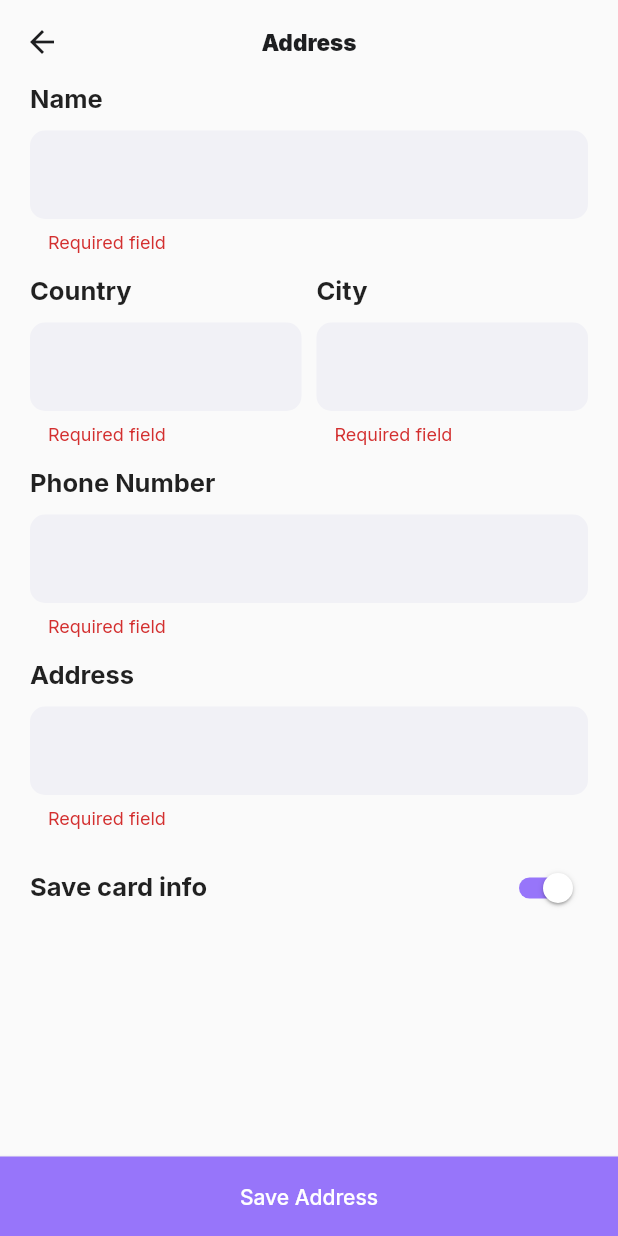
After one commit to eyad-gomaa/E-Commerce-App, a Flutter app: the AddressView screen opened by its route, after a tap on "Save Address", on a phone screen of 412 x 824 dp. The commit adds this screen. Run offline on Flutter 3.47's test engine with Material 2 defaults, Android fonts, the phone set to English and light mode, and no system bars; our stand-ins replace cached_network_image, cloud_firestore, conditional_builder_null_safety, dartz, dio, feather_icons and 11 more; accounts and stored records are empty.

Commit message:
finish address view

```diff
--- /dev/null
+++ b/lib/Features/address/presentation/manager/address_cubit.dart
@@ -0,0 +1,22 @@
+
+import 'package:flutter_bloc/flutter_bloc.dart';
+
+part 'address_state.dart';
+
+class AddressCubit extends Cubit<AddressState> {
+  AddressCubit() : super(AddressInitial());
+  String? name;
+  String? country;
+  String? city;
+  String? number;
+  String? address;
+
+  setAddressData({required String name,required String country,required String city,required String number,required String address }){
+    this.name = name;
+    this.country = country;
+    this.city = city;
+    this.number = number;
+    this.address = address;
+    emit(AddAddressSuccess());
+  }
+}
--- /dev/null
+++ b/lib/Features/address/presentation/manager/address_state.dart
@@ -0,0 +1,6 @@
+part of 'address_cubit.dart';
+
+abstract class AddressState {}
+
+class AddressInitial extends AddressState {}
+class AddAddressSuccess extends AddressState {}
--- /dev/null
+++ b/lib/Features/address/presentation/view/address_view.dart
@@ -0,0 +1,23 @@
+import 'package:e_commerce1/Features/address/presentation/view/widget/address_view_body.dart';
+import 'package:e_commerce1/core/resources/color_manager.dart';
+import 'package:e_commerce1/core/resources/style.dart';
+import 'package:flutter/material.dart';
+import 'package:go_router/go_router.dart';
+
+class AddressView extends StatelessWidget {
+  const AddressView({Key? key}) : super(key: key);
+
+  @override
+  Widget build(BuildContext context) {
+    return Scaffold(
+      appBar: AppBar(
+        backgroundColor: Colors.transparent,
+        elevation: 0,
+        leading: IconButton(onPressed: (){GoRouter.of(context).pop();}, icon:  Icon(Icons.arrow_back_outlined,color: ColorManager.black,)),
+        centerTitle: true,
+        title:  Text("Address",style: StyleManager.title1.copyWith(color: ColorManager.black,),),
+      ),
+      body: const AddressViewBody(),
+    );
+  }
+}
--- /dev/null
+++ b/lib/Features/address/presentation/view/widget/address_view_body.dart
@@ -0,0 +1,249 @@
+import 'package:e_commerce1/Features/register/presentation/view/widget/custom_bottom_button.dart';
+import 'package:flutter/material.dart';
+import 'package:flutter_bloc/flutter_bloc.dart';
+import 'package:go_router/go_router.dart';
+import '../../../../../core/resources/color_manager.dart';
+import '../../../../../core/resources/style.dart';
+import '../../../../../core/widgets/custom_toast.dart';
+import '../../manager/address_cubit.dart';
+
+class AddressViewBody extends StatefulWidget {
+  const AddressViewBody({Key? key}) : super(key: key);
+
+  @override
+  State<AddressViewBody> createState() => _AddressViewBodyState();
+}
+
+class _AddressViewBodyState extends State<AddressViewBody> {
+  final _formKey = GlobalKey<FormState>();
+  String? name;
+  String? country;
+  String? city;
+  String? number;
+  String? address;
+  @override
+  Widget build(BuildContext context) {
+    return Column(
+      mainAxisAlignment: MainAxisAlignment.spaceBetween,
+      children: [
+        SingleChildScrollView(
+          child: Padding(
+            padding: const EdgeInsets.symmetric(horizontal: 20),
+            child: Form(
+              key: _formKey,
+              child: Column(
+                crossAxisAlignment: CrossAxisAlignment.start,
+                children: [
+                  Column(
+                    crossAxisAlignment: CrossAxisAlignment.start,
+                    children: [
+                      Text(
+                        "Name",
+                        style: StyleManager.headLine3,
+                      ),
+                      const SizedBox(
+                        height: 10,
+                      ),
+                      TextFormField(
+                        onChanged: (value) {
+
+                          name = value;
+                        },
+                        validator: (value) {
+                          if (value!.isEmpty) {
+                            return 'Required field';
+                          }
+                          return null;
+                        },
+                        cursorColor: ColorManager.primary,
+                        decoration: InputDecoration(
+                            filled: true,
+                            fillColor: ColorManager.darkWhite,
+                            border: OutlineInputBorder(
+                                borderRadius: BorderRadius.circular(10),
+                                borderSide: BorderSide.none)),
+                      ),
+                    ],
+                  ),
+                  const SizedBox(
+                    height: 15,
+                  ),
+
+                  Row(
+                    mainAxisAlignment: MainAxisAlignment.spaceBetween,
+                    children: [
+                      SizedBox(
+                        width: MediaQuery.sizeOf(context).width / 2 - 25,
+                        child: Column(
+                          crossAxisAlignment: CrossAxisAlignment.start,
+                          children: [
+                            Text(
+                              "Country",
+                              style: StyleManager.headLine3,
+                            ),
+                            const SizedBox(
+                              height: 10,
+                            ),
+                            TextFormField(
+                              onChanged: (value) {
+                                country = value;
+                              },
+                              validator: (value) {
+                                if (value!.isEmpty) {
+                                  return 'Required field';
+                                }
+                                return null;
+                              },
+                              cursorColor: ColorManager.primary,
+                              decoration: InputDecoration(
+                                  filled: true,
+                                  fillColor: ColorManager.darkWhite,
+                                  border: OutlineInputBorder(
+                                      borderRadius: BorderRadius.circular(10),
+                                      borderSide: BorderSide.none)),
+                            ),
+                          ],
+                        ),
+                      ),
+                      SizedBox(
+                        width: MediaQuery.sizeOf(context).width / 2 - 25,
+                        child: Column(
+                          crossAxisAlignment: CrossAxisAlignment.start,
+                          children: [
+                            Text(
+                              "City",
+                              style: StyleManager.headLine3,
+                            ),
+                            const SizedBox(
+                              height: 10,
+                            ),
+                            TextFormField(
+                              onChanged: (value) {
+                                city = value;
+                              },
+                              validator: (value) {
+                                if (value!.isEmpty) {
+                                  return 'Required field';
+                                }
+                                return null;
+                              },
+
+                              keyboardType: TextInputType.number,
+                              cursorColor: ColorManager.primary,
+                              decoration: InputDecoration(
+                                  filled: true,
+                                  fillColor: ColorManager.darkWhite,
+                                  border: OutlineInputBorder(
+                                      borderRadius: BorderRadius.circular(10),
+                                      borderSide: BorderSide.none)),
+                            ),
+                          ],
+                        ),
+                      ),
+                    ],
+                  ),
+                  const SizedBox(
+                    height: 15,
+                  ),
+                  Column(
+                    crossAxisAlignment: CrossAxisAlignment.start,
+                    children: [
+                      Text(
+                        "Phone Number",
+                        style: StyleManager.headLine3,
+                      ),
+                      const SizedBox(
+                        height: 10,
+                      ),
+                      TextFormField(
+                        onChanged: (value){
+                          number = value;
+                        },
+                        validator: (value) {
+                          if (value!.isEmpty) {
+                            return 'Required field';
+                          }
+                          return null;
+                        },
+                        keyboardType: TextInputType.number,
+                        cursorColor: ColorManager.primary,
+                        decoration: InputDecoration(
+                            filled: true,
+                            fillColor: ColorManager.darkWhite,
+                            border: OutlineInputBorder(
+                                borderRadius: BorderRadius.circular(10),
+                                borderSide: BorderSide.none)),
+                      ),
+                    ],
+                  ),
+                  const SizedBox(
+                    height: 15,
+                  ),
+                  Column(
+                    crossAxisAlignment: CrossAxisAlignment.start,
+                    children: [
+                      Text(
+                        "Address",
+                        style: StyleManager.headLine3,
+                      ),
+                      const SizedBox(
+                        height: 10,
+                      ),
+                      TextFormField(
+                        onChanged: (value){
+                          address = value;
+                        },
+                        validator: (value) {
+                          if (value!.isEmpty) {
+                            return 'Required field';
+                          }
+                          return null;
+                        },
+                        cursorColor: ColorManager.primary,
+                        decoration: InputDecoration(
+                            filled: true,
+                            fillColor: ColorManager.darkWhite,
+                            border: OutlineInputBorder(
+                                borderRadius: BorderRadius.circular(10),
+                                borderSide: BorderSide.none)),
+                      ),
+                    ],
+                  ),
+                  const SizedBox(
+                    height: 15,
+                  ),
+                  Row(
+                    mainAxisAlignment: MainAxisAlignment.spaceBetween,
+                    children: [
+                      Text(
+                        "Save card info",
+                        style: StyleManager.headLine3,
+                      ),
+                      Switch(
+                        value: true,
+                        onChanged: (value) {},
+                        activeTrackColor: ColorManager.primary,
+                        activeColor: Colors.white,
+                      )
+                    ],
+                  ),
+                ],
+              ),
+            ),
+          ),
+        ),
+        CustomBottomButton(onPressed: (){
+          if (_formKey.currentState!.validate()) {
+            BlocProvider.of<AddressCubit>(context).setAddressData(name: name!,
+                country: country!,
+                city: city!,
+                number: number!,
+                address: address!);
+            showToast(message: "Saved Successfully",color: Colors.green);
+            GoRouter.of(context).pop();
+          }
+              }, text: "Save Address")
+      ],
+    );
+  }
+}
--- a/lib/Features/cart/presentation/manager/cart_cubit.dart
+++ b/lib/Features/cart/presentation/manager/cart_cubit.dart
@@ -12,6 +12,7 @@ class CartCubit extends Cubit<CartState> {
   CartModel? cartModel;
   String? editCartMessage;
   double? subtotal;
+
   Future<void>getCartProducts()async{
     emit(CartLoadingState());
     var result = await repo.getCartData();
@@ -42,6 +43,8 @@ class CartCubit extends Cubit<CartState> {
         }
     );
   }
+
+
   // itemCountIncrement(int index){
   //   int? itemCount;
   //   itemCount  = cartModel!.data!.cartItems[index].quantity;
--- a/lib/Features/cart/presentation/manager/cart_state.dart
+++ b/lib/Features/cart/presentation/manager/cart_state.dart
@@ -9,3 +9,4 @@ class CartFailureState extends CartState {}
 class ItemCountIncrement extends CartState {}
 class AddOrRemoveProductLoadingState extends CartState {}
 class AddOrRemoveProductSuccessState extends CartState {}
+class AddAddressSuccess extends CartState {}
--- a/lib/Features/cart/presentation/view/widget/AddressSection.dart
+++ b/lib/Features/cart/presentation/view/widget/AddressSection.dart
@@ -1,7 +1,11 @@
 // ignore_for_file: file_names
 
+import 'package:e_commerce1/core/utils/app_router.dart';
 import 'package:flutter/material.dart';
+import 'package:flutter_bloc/flutter_bloc.dart';
+import 'package:go_router/go_router.dart';
 import '../../../../../core/resources/style.dart';
+import '../../../../address/presentation/manager/address_cubit.dart';
 import 'cart_details.dart';
 
 class AddressSection extends StatelessWidget {
@@ -11,7 +15,9 @@ class AddressSection extends StatelessWidget {
 
   @override
   Widget build(BuildContext context) {
-    return Padding(
+    return GestureDetector(
+      onTap: (){GoRouter.of(context).push(RouterPath.addressView);},
+      child: Padding(
         padding: const EdgeInsets.all(20),
         child: Column(
           crossAxisAlignment: CrossAxisAlignment.start,
@@ -20,12 +26,13 @@ class AddressSection extends StatelessWidget {
               "Delivery Address",
               style: StyleManager.headLine3,
             ),
-          const CartDetailsCard(
-            title: "Chhatak, Sunamgonj 12/8AB",
+             CartDetailsCard(
+              title: BlocProvider.of<AddressCubit>(context).name ?? "No Current Address",
               img: "assets/images/map.png",
-            subTitle: "Sylhet",
+              subTitle: BlocProvider.of<AddressCubit>(context).country ?? "Tap to add data",
             )
           ],
+        ),
       ),
     );
   }
--- a/lib/Features/home/data/repos/home_repo_impl.dart
+++ b/lib/Features/home/data/repos/home_repo_impl.dart
@@ -49,7 +49,7 @@ class HomeRepoImpl implements HomeRepo {
     List<ProductModel> productList = [];
     try {
       productList.clear();
-      final response = await FirebaseFirestore.instance
+       await FirebaseFirestore.instance
           .collection("products")
           .where("brand", isEqualTo: brand)
           .get();
--- a/lib/Features/payment/persentation/view/widget/add_card_screen_body.dart
+++ b/lib/Features/payment/persentation/view/widget/add_card_screen_body.dart
@@ -16,10 +16,10 @@ class AddCardScreenBody extends StatefulWidget {
 
 class _AddCardScreenBodyState extends State<AddCardScreenBody> {
   final _formKey = GlobalKey<FormState>();
-  String? _name;
-  String? _cardNumber;
-  String? _exp;
-  String? _cvv;
+  String? name;
+  String? cardNumber;
+  String? exp;
+  String? cvv;
   final List <String> _paymentMethodImage = [AssetManager.paybalImage,AssetManager.bankImage,AssetManager.masterCardImage];
   int _selectedValue = 0;
   @override
@@ -83,7 +83,7 @@ class _AddCardScreenBodyState extends State<AddCardScreenBody> {
                         ),
                         TextFormField(
                           onChanged: (value) {
-                            _name = value;
+                            name = value;
 
                           },
                           validator: (value) {
@@ -117,7 +117,7 @@ class _AddCardScreenBodyState extends State<AddCardScreenBody> {
                         ),
                         TextFormField(
                           onChanged: (value){
-                            _cardNumber = value;
+                            cardNumber = value;
                           },
                           validator: (value) {
                             if (value!.isEmpty) {
@@ -159,7 +159,7 @@ class _AddCardScreenBodyState extends State<AddCardScreenBody> {
                               ),
                               TextFormField(
                                 onChanged: (value) {
-                                  _exp = value;
+                                  exp = value;
                                 },
                                 validator: (value) {
                                   if (value!.isEmpty) {
@@ -196,7 +196,7 @@ class _AddCardScreenBodyState extends State<AddCardScreenBody> {
                               ),
                               TextFormField(
                                 onChanged: (value) {
-                                  _cvv = value;
+                                  cvv = value;
                                 },
                                 validator: (value) {
                                   if (value!.isEmpty) {
--- a/lib/Features/payment/persentation/view/widget/payment_view_body.dart
+++ b/lib/Features/payment/persentation/view/widget/payment_view_body.dart
@@ -29,7 +29,8 @@ class _PaymentViewBodyState extends State<PaymentViewBody> {
     return Column(
       mainAxisAlignment: MainAxisAlignment.spaceBetween,
       children: [
-        Padding(
+        SingleChildScrollView(
+          child: Padding(
             padding: const EdgeInsets.symmetric(horizontal: 20),
             child: Column(
               crossAxisAlignment: CrossAxisAlignment.start,
@@ -217,6 +218,7 @@ class _PaymentViewBodyState extends State<PaymentViewBody> {
               ],
             ),
           ),
+        ),
         CustomBottomButton(onPressed: () {
           if (_formKey.currentState!.validate()) {
             BlocProvider.of<PaymentCubit>(context).setCardData(ownerName: name!, cardNumber: cardNumber!, exp: exp!, cvv: cvv!);
--- a/lib/Features/register/presentation/view/widget/forgot_password_view_body.dart
+++ b/lib/Features/register/presentation/view/widget/forgot_password_view_body.dart
@@ -29,7 +29,7 @@ class ForgotPasswordViewBody extends StatelessWidget {
                 const SizedBox(
                   height: 80,
                 ),
-                CustomTextFormField(label: "Email Address", validator: (vale){})
+                CustomTextFormField(label: "Email Address", validator: (vale){return null;})
               ],
             ),
           ),
--- a/lib/core/utils/app_router.dart
+++ b/lib/core/utils/app_router.dart
@@ -7,6 +7,7 @@ import 'package:flutter_bloc/flutter_bloc.dart';
 import 'package:go_router/go_router.dart';
 import '../../Features/cart/data/repo/cart_repo.dart';
 import '../../Features/cart/presentation/manager/cart_cubit.dart';
+import '../../Features/address/presentation/view/address_view.dart';
 import '../../Features/cart/presentation/view/cart_view.dart';
 import '../../Features/cart/presentation/view/order_confirmed_view.dart';
 import '../../Features/details/presentation/view/details_view.dart';
@@ -42,6 +43,7 @@ class RouterPath {
   static const String orderConfirmedView = '/orderConfirmedView';
   static const String addCardScreen = '/addCardScreen';
   static const String forgotPasswordView = '/forgotPasswordView';
+  static const String addressView = '/addressView';
 }
 
 final GoRouter router = GoRouter(
@@ -141,5 +143,9 @@ final GoRouter router = GoRouter(
         path: RouterPath.forgotPasswordView,
         builder: (BuildContext context, GoRouterState state) =>
             const ForgotPasswordView()),
+    GoRoute(
+        path: RouterPath.addressView,
+        builder: (BuildContext context, GoRouterState state) =>
+            const AddressView()),
   ],
 );
--- a/lib/main.dart
+++ b/lib/main.dart
@@ -2,6 +2,7 @@ import 'package:firebase_core/firebase_core.dart';
 import 'package:flutter/material.dart';
 import 'package:flutter_bloc/flutter_bloc.dart';
 import 'package:google_fonts/google_fonts.dart';
+import 'Features/address/presentation/manager/address_cubit.dart';
 import 'Features/home/data/repos/home_repo.dart';
 import 'Features/home/presentation/manager/get_product_cubit/get_product_cubit.dart';
 import 'Features/payment/persentation/manager/payment_cubit/payment_cubit.dart';
@@ -32,6 +33,9 @@ class MyApp extends StatelessWidget {
         BlocProvider(
           create: (context) => PaymentCubit(),
         ),
+        BlocProvider(
+          create: (context) => AddressCubit(),
+        ),
       ],
       child: MaterialApp.router(
         theme: ThemeData(textTheme: GoogleFonts.interTextTheme()),
```
Also changed, not shown: 4 other files. Lines whose indentation alone changed are shown as unchanged.
